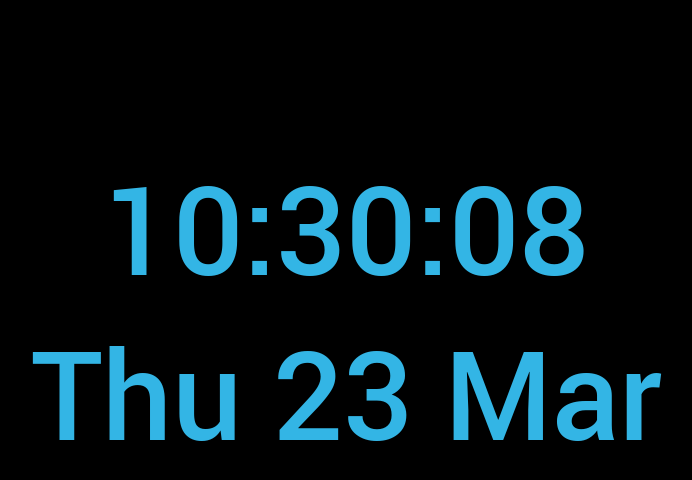
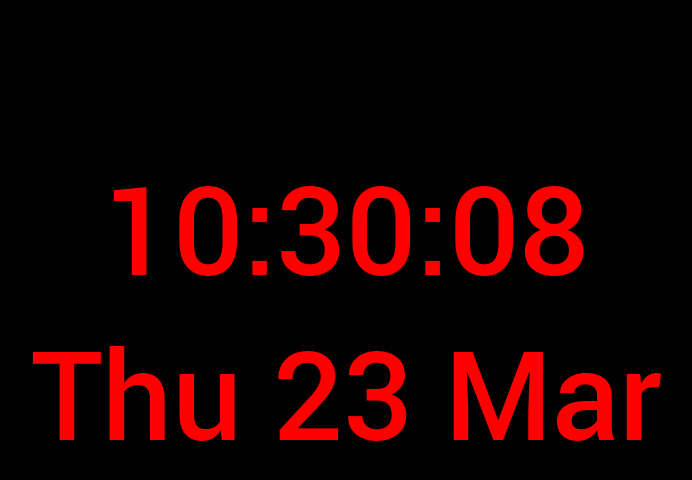
Before and after one commit to murano500k/MyFullscreenClock, an Android app: the screen it shows after launch (FullscreenActivity), on a phone screen of 824 x 412 dp (held sideways). Shown: the top 480 px of the screen, without its empty margins (271-963 px from the left). Run offline under Robolectric (Android 15) with nearby library versions, the phone set to English and light mode, and no system bars; libraries missing offline, so code that uses them is left out: com.rarepebble.colorpicker; Roboto replaces fonts that are not available here.

Commit message:
implemented font selector with new fonts

```diff
--- a/app/src/main/java/com/stc/fullscreen/clock/ui/FullscreenActivity.java
+++ b/app/src/main/java/com/stc/fullscreen/clock/ui/FullscreenActivity.java
@@ -9,10 +9,10 @@ import android.graphics.Typeface;
 import android.os.Bundle;
 import android.os.Handler;
 import android.os.Looper;
-import android.os.SystemClock;
 import android.preference.PreferenceManager;
 import android.provider.Settings;
 import android.support.v7.app.ActionBar;
+import android.support.v7.app.AlertDialog;
 import android.support.v7.app.AppCompatActivity;
 import android.text.SpannableStringBuilder;
 import android.util.Log;
@@ -100,7 +100,15 @@ public class FullscreenActivity extends AppCompatActivity {
 		findViewById(R.id.dummy_button).setOnClickListener(mButtonClickListener);
 		mTickListener.run();
 		applyPrefsValues();
+		if(SettingsActivity.shouldShowManual(this)) showManualDialog();
+	}
 
+	private void showManualDialog() {
+		AlertDialog.Builder builder = new AlertDialog.Builder(this);
+		builder.setTitle("Info")
+				.setCancelable(true)
+				.setMessage(R.string.info);
+		builder.create().show();
 	}
 
 	@Override
@@ -145,10 +153,6 @@ public class FullscreenActivity extends AppCompatActivity {
 	};
 
 
-	@Override
-	public void onStop() {
-		super.onStop();
-	}
 
 
 	private final View.OnTouchListener mDelayHideTouchListener = new View.OnTouchListener() {
@@ -240,6 +244,11 @@ public class FullscreenActivity extends AppCompatActivity {
 		super.onDestroy();
 		mHandler.removeCallbacks(mTickListener);
 		mTimeView = null;
+	}
+
+	@Override
+	public void onStop() {
+		super.onStop();
 		restoreUserBrSettings();
 		cancelAutoBrUpdate();
 	}
@@ -297,8 +306,8 @@ public class FullscreenActivity extends AppCompatActivity {
 				AlarmManager.INTERVAL_DAY, getAutoBrPi());
 
 		//now
-		alarmManager.set(AlarmManager.ELAPSED_REALTIME_WAKEUP,
-				SystemClock.elapsedRealtime(), getAutoBrPi());
+		alarmManager.set(AlarmManager.RTC_WAKEUP,
+				System.currentTimeMillis(), getAutoBrPi());
 	}
 
 	private void cancelAutoBrUpdate(){
--- a/app/src/main/java/com/stc/fullscreen/clock/ui/SettingsActivity.java
+++ b/app/src/main/java/com/stc/fullscreen/clock/ui/SettingsActivity.java
@@ -53,7 +53,8 @@ public class SettingsActivity extends AppCompatPreferenceActivity implements Sha
 	public static final String FONT_SERIF = "FONT_SERIF";
 	public static final String FONT_BOLD = "FONT_BOLD";
 	public static final String FONT_DEFAULT = "Roboto-Medium";
-	private static final int REQUEST_MANAGE_SYSTEM_SETTINGS = 367;
+	public static final int REQUEST_MANAGE_SYSTEM_SETTINGS = 367;
+	public static final String KEY_PREF_SHOW_MANUAL = "pref_showManual";
 
 
 	@Override
@@ -219,5 +220,11 @@ public class SettingsActivity extends AppCompatPreferenceActivity implements Sha
 		super.onRequestPermissionsResult(requestCode, permissions, grantResults);
 	}
 
+	public static boolean shouldShowManual(Context c){
+		SharedPreferences prefs = PreferenceManager.getDefaultSharedPreferences(c);
+		boolean res = prefs.getBoolean(KEY_PREF_SHOW_MANUAL, true);
+		if(res) prefs.edit().putBoolean(KEY_PREF_SHOW_MANUAL, false).apply();
+		return res;
+	}
 
 }
--- a/app/src/main/res/layout/activity_fullscreen.xml
+++ b/app/src/main/res/layout/activity_fullscreen.xml
@@ -19,7 +19,7 @@
             android:layout_width="wrap_content"
             android:layout_height="wrap_content"
             android:keepScreenOn="true"
-            android:textColor="#33b5e5"
+            android:textColor="#f00"
             android:textSize="60sp"
             android:text="00:00:00"
             android:gravity="center"
@@ -34,7 +34,7 @@
             android:layout_width="wrap_content"
             android:layout_height="wrap_content"
             android:keepScreenOn="true"
-            android:textColor="#33b5e5"
+            android:textColor="#f00"
             android:textSize="60sp"
             android:text="Tue 23 Dec"
             android:layout_gravity="center"
--- a/app/src/main/res/values/strings.xml
+++ b/app/src/main/res/values/strings.xml
@@ -1,5 +1,5 @@
 <resources>
-    <string name="app_name">MyFullscreenClock</string>
+    <string name="app_name">Fullscreen Clock</string>
     <string name="title_activity_settings">Settings</string>
     <string name="pref_description_auto_brightness">If on will set bright display at daytime and dark diplay at night</string>
     <string name="pref_description_speak_time">Enable/disable speaking time</string>
@@ -7,5 +7,6 @@
     <string name="pref_title_speak_time">Speak time</string>
     <string name="pref_title_font">Text font</string>
     <string name="pref_title_color">Text color</string>
+    <string name="info">Zoom text to change its size. \nTouch background to exit fullscreen</string>
 
 </resources>
--- a/app/src/main/res/xml/pref_general.xml
+++ b/app/src/main/res/xml/pref_general.xml
@@ -1,7 +1,7 @@
 <PreferenceScreen xmlns:android="http://schemas.android.com/apk/res/android">
 
     <ListPreference
-        android:defaultValue="MINECRAFTPE"
+        android:defaultValue="Roboto-Medium"
         android:entries="@array/fonts"
         android:entryValues="@array/fonts"
         android:key="pref_font"
```
Also changed, not shown: app/build.gradle (+16 -0 lines), app/src/main/java/com/stc/fullscreen/clock/utils/ScaleableTextView.java (+7 -6 lines), app/src/main/ic_launcher-web.png, app/src/main/res/mipmap-hdpi/ic_launcher.png, app/src/main/res/mipmap-mdpi/ic_launcher.png, app/src/main/res/mipmap-xhdpi/ic_launcher.png, app/src/main/res/mipmap-xxhdpi/ic_launcher.png, app/src/main/res/mipmap-xxxhdpi/ic_launcher.png.
